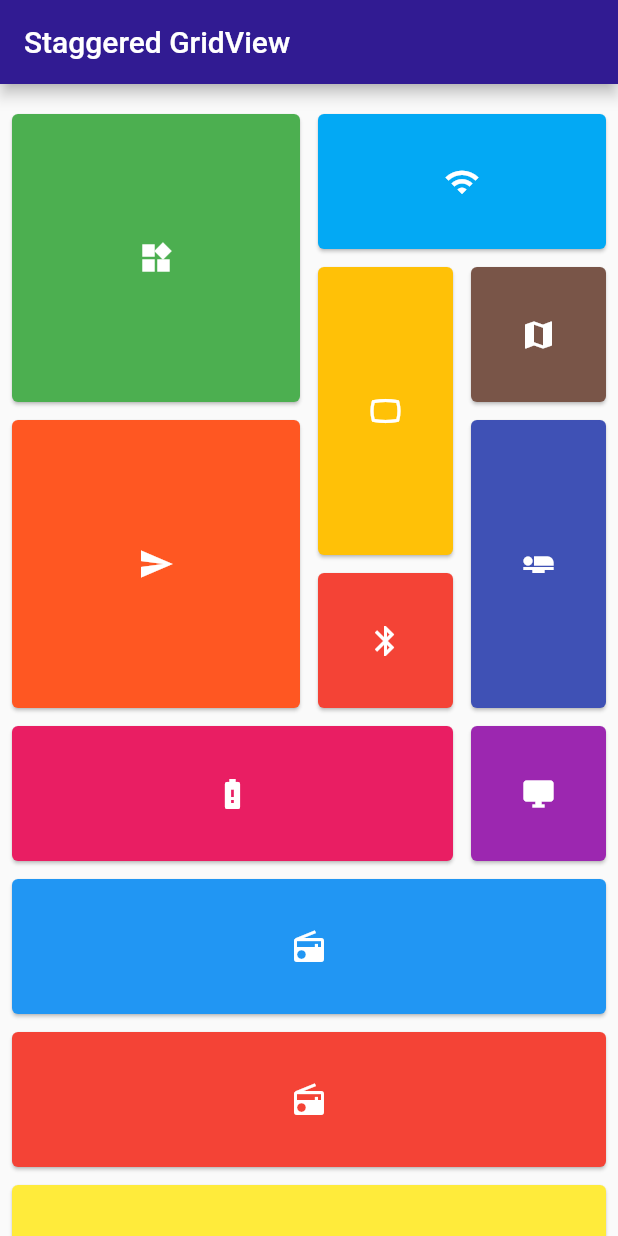
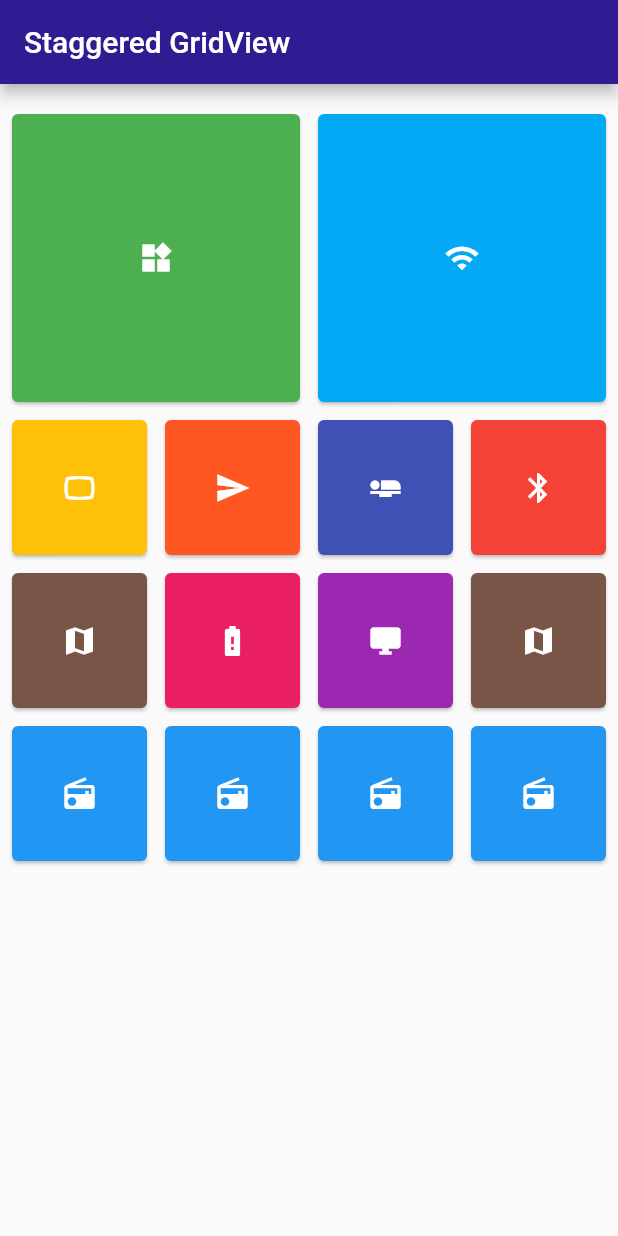
Before and after one commit to lissavcasas/staggered-gridview, a Flutter app: the screen it shows after launch, on a phone screen of 412 x 824 dp. Run offline on Flutter 3.47's test engine with Material 2 defaults, Android fonts, the phone set to English and light mode, and no system bars.

Commit message:
add layout desired

```diff
--- a/lib/cat.dart
+++ b/lib/cat.dart
@@ -36,7 +36,8 @@ class _MyCustomLayoutState extends State<MyCustomLayout> {
                     )
                   ],
                 ),
-              )),
+              )
+              ),
           staggeredTileBuilder: (int index) => StaggeredTile.fit(1),
         ),
     );
--- a/lib/staggered_gridview.dart
+++ b/lib/staggered_gridview.dart
@@ -3,32 +3,36 @@ import 'package:flutter_staggered_grid_view/flutter_staggered_grid_view.dart';
 
 List<StaggeredTile> _staggeredTiles = const <StaggeredTile>[
   const StaggeredTile.count(2, 2),
-  const StaggeredTile.count(2, 1),
-  const StaggeredTile.count(1, 2),
+  const StaggeredTile.count(2, 2),
   const StaggeredTile.count(1, 1),
-  const StaggeredTile.count(2, 2),
-  const StaggeredTile.count(1, 2),
   const StaggeredTile.count(1, 1),
-  const StaggeredTile.count(3, 1),
   const StaggeredTile.count(1, 1),
-  const StaggeredTile.count(4, 1),
-  const StaggeredTile.count(4, 1),
-  const StaggeredTile.count(4, 1),
+  const StaggeredTile.count(1, 1),
+  const StaggeredTile.count(1, 1),
+  const StaggeredTile.count(1, 1),
+  const StaggeredTile.count(1, 1),
+  const StaggeredTile.count(1, 1),
+  const StaggeredTile.count(1, 1),
+  const StaggeredTile.count(1, 1),
+  const StaggeredTile.count(1, 1),
+  const StaggeredTile.count(1, 1),
 ];
 
 List<Widget> _tiles = const <Widget>[
   const _Example01Tile(Colors.green, Icons.widgets),
   const _Example01Tile(Colors.lightBlue, Icons.wifi),
   const _Example01Tile(Colors.amber, Icons.panorama_wide_angle),
-  const _Example01Tile(Colors.brown, Icons.map),
   const _Example01Tile(Colors.deepOrange, Icons.send),
   const _Example01Tile(Colors.indigo, Icons.airline_seat_flat),
   const _Example01Tile(Colors.red, Icons.bluetooth),
+  const _Example01Tile(Colors.brown, Icons.map),
   const _Example01Tile(Colors.pink, Icons.battery_alert),
   const _Example01Tile(Colors.purple, Icons.desktop_windows),
+  const _Example01Tile(Colors.brown, Icons.map),
   const _Example01Tile(Colors.blue, Icons.radio),
-  const _Example01Tile(Colors.red, Icons.radio),
-  const _Example01Tile(Colors.yellow, Icons.radio),
+  const _Example01Tile(Colors.blue, Icons.radio),
+  const _Example01Tile(Colors.blue, Icons.radio),
+  const _Example01Tile(Colors.blue, Icons.radio),
 ];
 
 class Example01 extends StatefulWidget {
@@ -48,8 +52,6 @@ class _Example01State extends State<Example01> {
         body: new Padding(
           padding: const EdgeInsets.only(top: 12.0),
           child: new StaggeredGridView.count(
-            //shrinkWrap: true,
-            //physics: ScrollPhysics(),
             crossAxisCount: 4,
             staggeredTiles: _staggeredTiles,
             children: _tiles,
@@ -57,6 +59,35 @@ class _Example01State extends State<Example01> {
             crossAxisSpacing: 4.0,
             padding: const EdgeInsets.all(4.0),
           ),
+
+          /*      child: StaggeredGridView.countBuilder(
+          crossAxisCount: 2,
+          itemCount: 6,
+          itemBuilder: (BuildContext context, int index) => Card(
+              margin: const EdgeInsets.all(10.0),
+              child: Container(
+                child: Column(
+                  crossAxisAlignment: CrossAxisAlignment.start,
+                  children: [
+                    Image.network(
+                      'https://upload.wikimedia.org/wikipedia/commons/6/66/An_up-close_picture_of_a_curious_male_domestic_shorthair_tabby_cat.jpg',
+                      fit: BoxFit.fill,
+                    ),
+                    Padding(
+                      padding: EdgeInsets.fromLTRB(16.0, 12.0, 16.0, 8.0),
+                      child: Column(
+                        crossAxisAlignment: CrossAxisAlignment.start,
+                        children: [
+                          Text("Cat", textAlign: TextAlign.center),
+                        ],
+                      ),
+                    )
+                  ],
+                ),
+              )
+              ),
+          staggeredTileBuilder: (int index) => StaggeredTile.fit(1),
+        ), */
         ));
   }
 }
```
